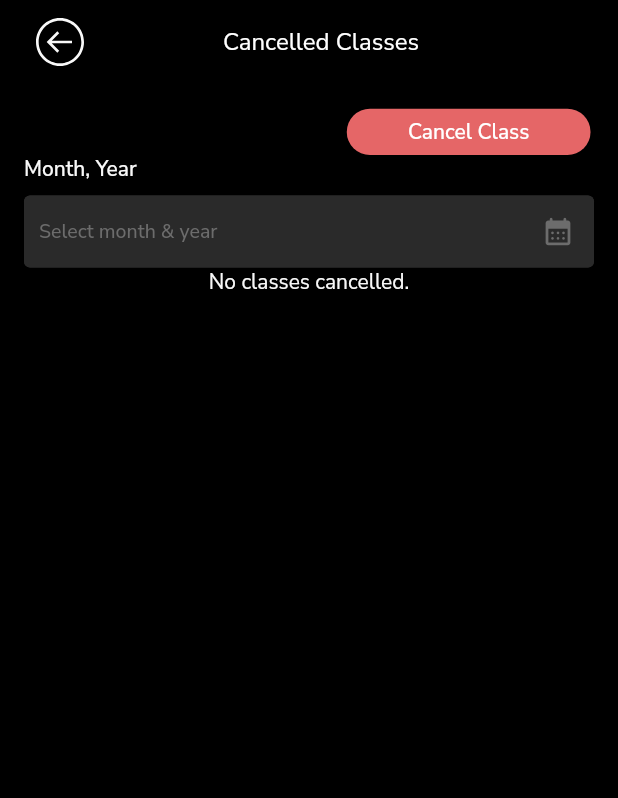
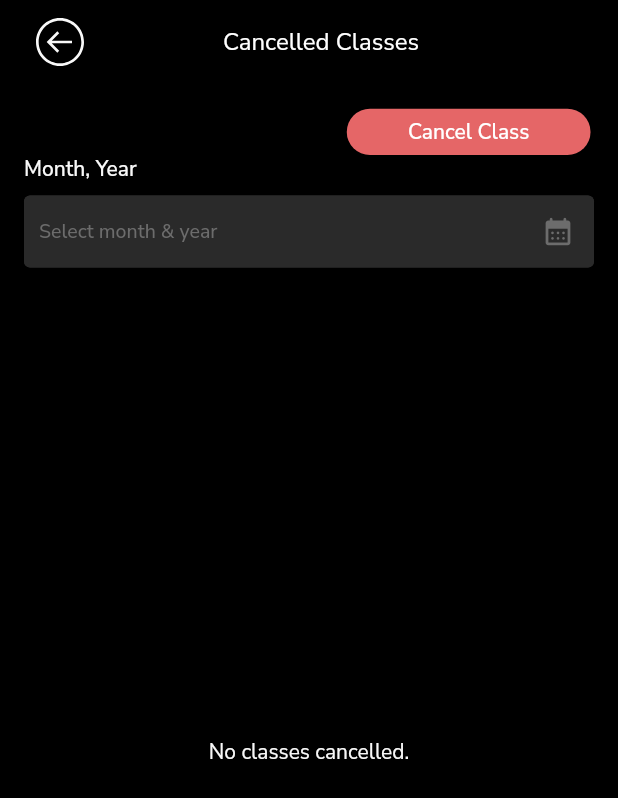
Before and after one commit to arsarsars1/part_app, a Flutter app: the CancelledClasses screen opened by its route, on a phone screen of 412 x 824 dp. Shown: the top 798 px of the screen. Run offline on Flutter 3.47's test engine with Material 2 defaults, Android fonts, the phone set to English and light mode, and no system bars; our stand-ins replace cached_network_image, connectivity_plus, dio, equatable, expandable, firebase_core and 15 more; missing offline and left inert: razorpay_flutter; accounts and stored records are empty; network calls fail.

```diff
--- a/lib/view/batch/cancelled_batch_class.dart
+++ b/lib/view/batch/cancelled_batch_class.dart
@@ -59,8 +59,7 @@ class CancelledClassesState extends State<CancelledClasses> {
             }
           },
         ),
-        body: SingleChildScrollView(
-          child: Column(
+        body: Column(
           children: [
             Align(
               alignment: Alignment.centerRight,
@@ -86,8 +85,9 @@ class CancelledClassesState extends State<CancelledClasses> {
               initialValue: DateTime.now().toMMMMYYYY(),
               dateMonth: true,
               onDateSelect: (DateTime value) {
-                  context.read<BatchCubit>().getCancelledBatches(
-                      month: value.month, year: value.year);
+                context
+                    .read<BatchCubit>()
+                    .getCancelledBatches(month: value.month, year: value.year);
               },
               time: false,
               onlyMonth: true,
@@ -105,8 +105,9 @@ class CancelledClassesState extends State<CancelledClasses> {
                     ),
                   );
                 }
-                  return ListView.builder(
-                    physics: const NeverScrollableScrollPhysics(),
+                return Expanded(
+                  child: ListView.builder(
+                    // physics: const NeverScrollableScrollPhysics(),
                     shrinkWrap: true,
                     itemCount: cubit.cancelledList!.length,
                     itemBuilder: (context, index) {
@@ -248,13 +249,13 @@ class CancelledClassesState extends State<CancelledClasses> {
                         ),
                       );
                     },
+                  ),
                 );
               },
             ),
           ],
         ),
       ),
-      ),
     );
   }
 }
```
Lines whose indentation alone changed are shown as unchanged.
